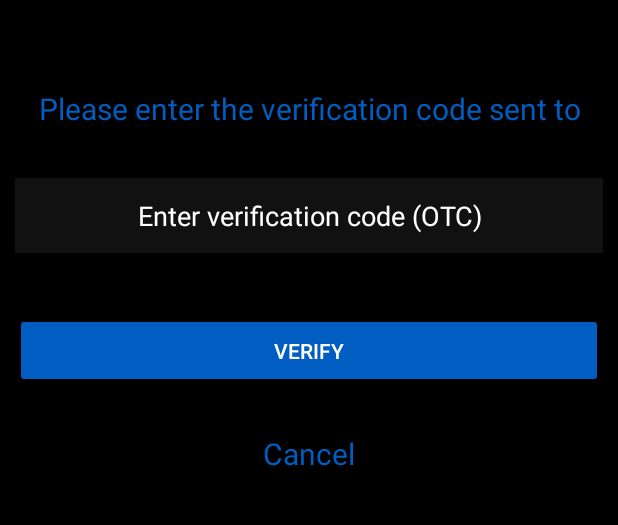
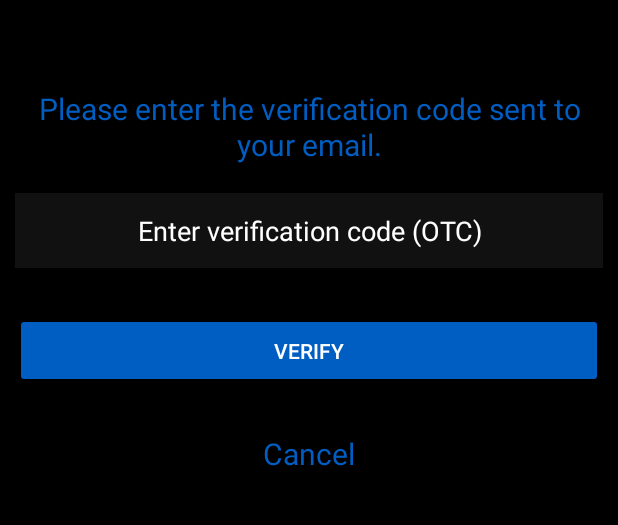
Before and after one commit to CyberBismo/Skybyn-APK, an Android app: the screen it shows after launch (LoginRegisterForgot), on a phone screen of 412 x 824 dp, the part 257-782 px from its top. Run offline under Robolectric (Android 15) with nearby library versions, the phone set to English and light mode, and no system bars; our stand-ins replace Volley; pictures from the network do not load.

Commit message:
Minor changes

```diff
--- a/app/src/main/res/layout/activity_main.xml
+++ b/app/src/main/res/layout/activity_main.xml
@@ -50,7 +50,7 @@
             <TextView
                 android:id="@+id/verify_form_title"
                 android:layout_width="match_parent"
-                android:layout_height="30dp"
+                android:layout_height="wrap_content"
                 android:layout_marginHorizontal="10dp"
                 android:layout_marginTop="30dp"
                 android:gravity="center_horizontal"
@@ -76,14 +76,14 @@
                 android:layout_width="match_parent"
                 android:layout_height="50dp"
                 android:layout_marginHorizontal="10dp"
-                android:layout_marginTop="90dp"
+                android:layout_marginTop="100dp"
                 android:background="#11FFFFFF"
+                android:gravity="center"
                 android:hint="@string/One_Time_Code"
                 android:inputType="textPassword"
                 android:paddingHorizontal="10dp"
                 android:textColor="@color/white"
-                android:textColorHint="@color/white"
-                android:gravity="center"/>
+                android:textColorHint="@color/white" />
 
             <Button
                 android:id="@+id/btnVerifyOTC"
```
